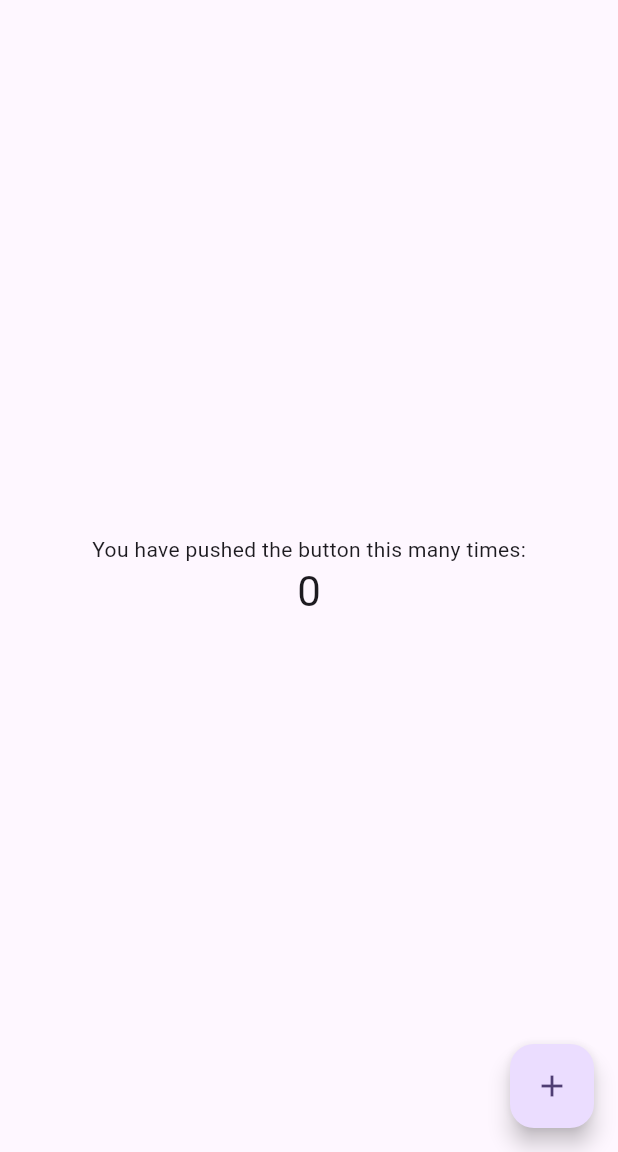
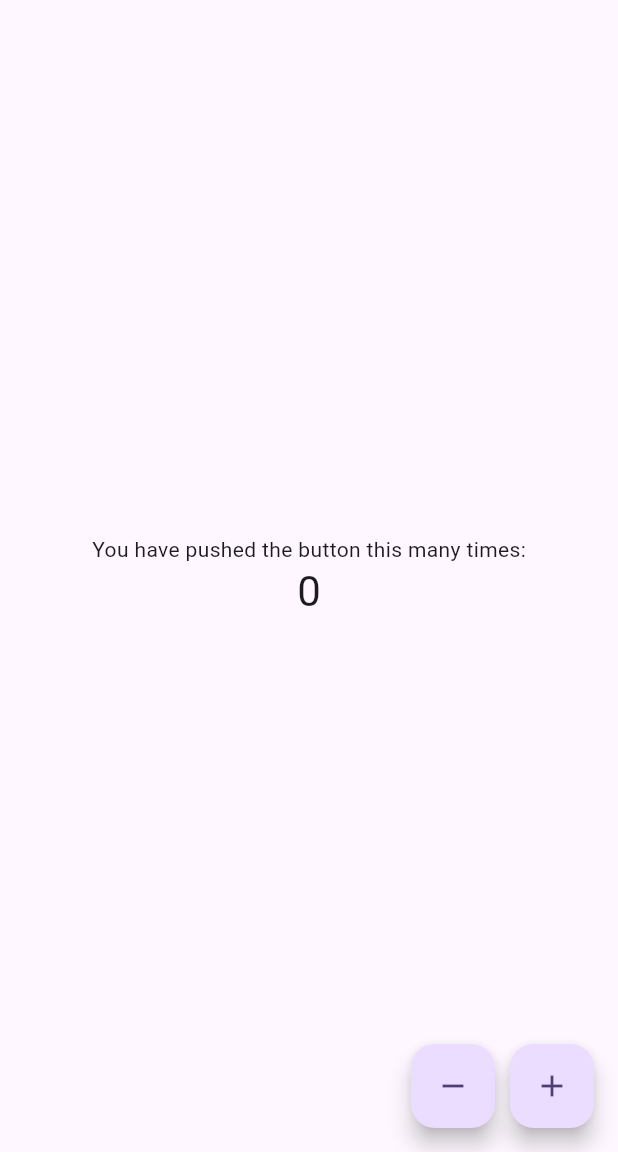
Before and after one commit to SeSAC-Flutter-6/homework_check_test, a Flutter app: the screen it shows after launch, on a phone screen of 412 x 824 dp, the part 84-1236 px from its top. Run offline on Flutter 3.47's test engine with Material 3 defaults, Android fonts, the phone set to English and light mode, and no system bars.

Commit message:
기능 완성

```diff
--- a/lib/main.dart
+++ b/lib/main.dart
@@ -59,12 +59,14 @@ class _MyHomePageState extends State<MyHomePage> {
 
   void _incrementCounter() {
     setState(() {
-      // This call to setState tells the Flutter framework that something has
-      // changed in this State, which causes it to rerun the build method below
-      // so that the display can reflect the updated values. If we changed
-      // _counter without calling setState(), then the build method would not be
-      // called again, and so nothing would appear to happen.
       _counter++;
+    });
+  }
+
+  // 새로운 메서드 추가: 카운터 감소
+  void _decrementCounter() {
+    setState(() {
+      _counter--;
     });
   }
 
@@ -115,11 +117,23 @@ class _MyHomePageState extends State<MyHomePage> {
           ],
         ),
       ),
-      floatingActionButton: FloatingActionButton(
-        onPressed: _incrementCounter,
-        tooltip: 'Increment',
-        child: const Icon(Icons.add),
-      ), // This trailing comma makes auto-formatting nicer for build methods.
+      floatingActionButton: Row(
+        mainAxisAlignment: MainAxisAlignment.end,
+        children: [
+          // 감소 버튼 추가
+          FloatingActionButton(
+            onPressed: _decrementCounter,
+            tooltip: 'Decrement',
+            child: const Icon(Icons.remove),
+          ),
+          const SizedBox(width: 10), // 버튼 간격
+          FloatingActionButton(
+            onPressed: _incrementCounter,
+            tooltip: 'Increment',
+            child: const Icon(Icons.add),
+          ),
+        ],
+      ),
     );
   }
 }
```
